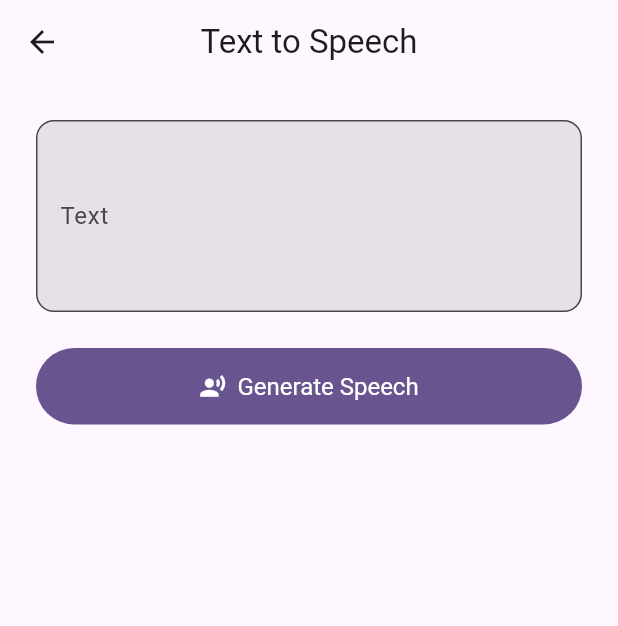
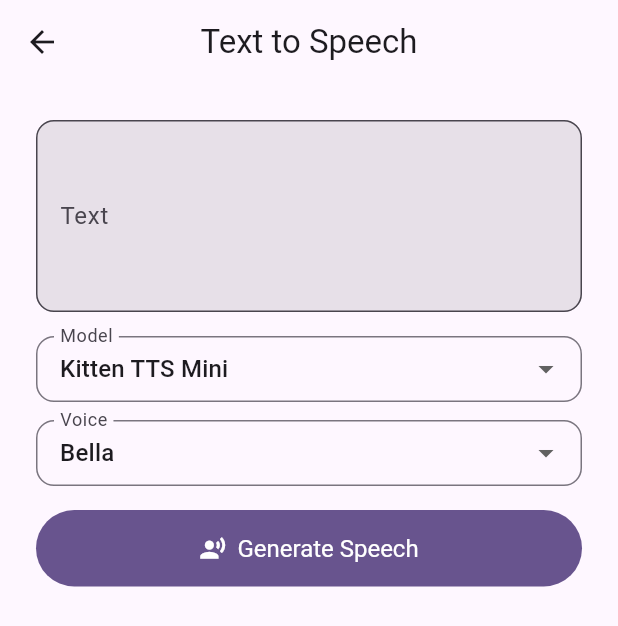
Before and after one commit to muna-ai/muna-flutter, a Flutter app: the TextToSpeechScreen screen opened directly, on a phone screen of 412 x 824 dp. Shown: the top 626 px of the screen. Run offline on Flutter 3.47's test engine with Material 3 defaults, Android fonts, the phone set to English and light mode, and no system bars; our stand-ins replace audioplayers; missing offline and left inert: dart:ffi, record.

Commit message:
Add Pocket-TTS as an option for TTS.

```diff
--- a/example/lib/screens/text_to_speech_screen.dart
+++ b/example/lib/screens/text_to_speech_screen.dart
@@ -11,6 +11,37 @@ class TextToSpeechScreen extends StatefulWidget {
   State<TextToSpeechScreen> createState() => _TextToSpeechScreenState();
 }
 
+class _TTSModel {
+  final String tag;
+  final String label;
+  final String defaultVoice;
+  final List<String> voices;
+  const _TTSModel({
+    required this.tag,
+    required this.label,
+    required this.defaultVoice,
+    required this.voices,
+  });
+}
+
+const _models = [
+  _TTSModel(
+    tag: "@kitten-ml/kitten-tts-mini-0.8",
+    label: "Kitten TTS Mini",
+    defaultVoice: "Bella",
+    voices: ["Bella", "Sarah", "Nicole"],
+  ),
+  _TTSModel(
+    tag: "@anon/pocket_tts",
+    label: "Pocket TTS",
+    defaultVoice: "cosette",
+    voices: [
+      "alba", "azelma", "cosette", "eponine",
+      "fantine", "marius", "javert", "jean",
+    ],
+  ),
+];
+
 class _TextToSpeechScreenState extends State<TextToSpeechScreen> {
   final _textController = TextEditingController();
   final _audioPlayer = AudioPlayer();
@@ -18,6 +49,8 @@ class _TextToSpeechScreenState extends State<TextToSpeechScreen> {
   bool _loading = false;
   bool _playing = false;
   String _status = "";
+  _TTSModel _selectedModel = _models[0];
+  late String _selectedVoice = _selectedModel.defaultVoice;
 
   @override
   void initState() {
@@ -48,8 +81,8 @@ class _TextToSpeechScreenState extends State<TextToSpeechScreen> {
     try {
       final response = await _muna.beta.openai.audio.speech.create(
         input: text,
-        model: "@kitten-ml/kitten-tts-mini-0.8",
-        voice: "Bella",
+        model: _selectedModel.tag,
+        voice: _selectedVoice,
         acceleration: "local_auto",
       );
       final bytes = Uint8List.fromList(response.content);
@@ -69,7 +102,7 @@ class _TextToSpeechScreenState extends State<TextToSpeechScreen> {
         title: const Text("Text to Speech"),
         centerTitle: true,
       ),
-      body: Padding(
+      body: SingleChildScrollView(
         padding: const EdgeInsets.all(24),
         child: Column(
           crossAxisAlignment: CrossAxisAlignment.stretch,
@@ -87,7 +120,65 @@ class _TextToSpeechScreenState extends State<TextToSpeechScreen> {
                 filled: true,
               ),
             ),
-            const SizedBox(height: 24),
+            const SizedBox(height: 16),
+            DropdownButtonFormField<_TTSModel>(
+              value: _selectedModel,
+              isExpanded: true,
+              decoration: InputDecoration(
+                labelText: "Model",
+                border: OutlineInputBorder(
+                  borderRadius: BorderRadius.circular(12),
+                ),
+                contentPadding: const EdgeInsets.symmetric(
+                  horizontal: 12,
+                  vertical: 10,
+                ),
+                isDense: true,
+              ),
+              items: _models
+                  .map((m) => DropdownMenuItem(
+                        value: m,
+                        child: Text(m.label, overflow: TextOverflow.ellipsis),
+                      ))
+                  .toList(),
+              onChanged: _loading
+                  ? null
+                  : (m) {
+                      if (m == null) return;
+                      setState(() {
+                        _selectedModel = m;
+                        _selectedVoice = m.defaultVoice;
+                      });
+                    },
+            ),
+            const SizedBox(height: 12),
+            DropdownButtonFormField<String>(
+              value: _selectedVoice,
+              isExpanded: true,
+              decoration: InputDecoration(
+                labelText: "Voice",
+                border: OutlineInputBorder(
+                  borderRadius: BorderRadius.circular(12),
+                ),
+                contentPadding: const EdgeInsets.symmetric(
+                  horizontal: 12,
+                  vertical: 10,
+                ),
+                isDense: true,
+              ),
+              items: _selectedModel.voices
+                  .map((v) => DropdownMenuItem(
+                        value: v,
+                        child: Text(v, overflow: TextOverflow.ellipsis),
+                      ))
+                  .toList(),
+              onChanged: _loading
+                  ? null
+                  : (v) {
+                      if (v != null) setState(() => _selectedVoice = v);
+                    },
+            ),
+            const SizedBox(height: 16),
             FilledButton.icon(
               onPressed: _loading ? null : _onGenerateSpeech,
               icon: _loading
--- a/example/pubspec.yaml
+++ b/example/pubspec.yaml
@@ -22,6 +22,7 @@ dev_dependencies:
 muna:
   predictors:
     - tag: "@kitten-ml/kitten-tts-mini-0.8"
+    - tag: "@anon/pocket_tts"
     - tag: "@anon/smollm_2_135m"
     - tag: "@google/embedding-gemma"
     - tag: "@moonshine/moonshine-base"
```
